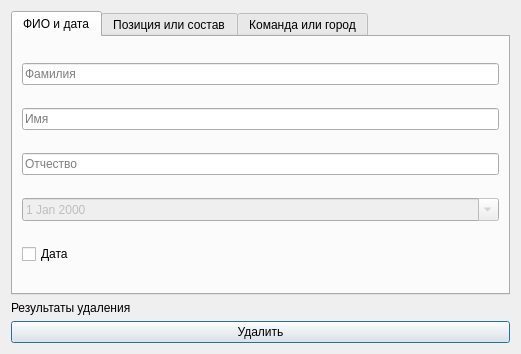
The window that soccer_mvc/ui/dialog_delete.ui (xcuuuse/ppois_second_part) describes before a commit, drawn with Qt 5.
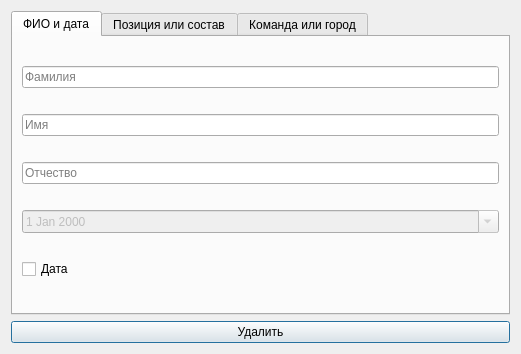
The same window after the commit.

Patch:
```diff
--- a/soccer_mvc/ui/dialog_delete.ui
+++ b/soccer_mvc/ui/dialog_delete.ui
@@ -161,13 +161,6 @@
      </widget>
     </widget>
    </item>
-   <item>
-    <widget class="QLabel" name="label">
-     <property name="text">
-      <string>Результаты удаления</string>
-     </property>
-    </widget>
-   </item>
    <item>
     <widget class="QPushButton" name="button_delete">
      <property name="text">
```
